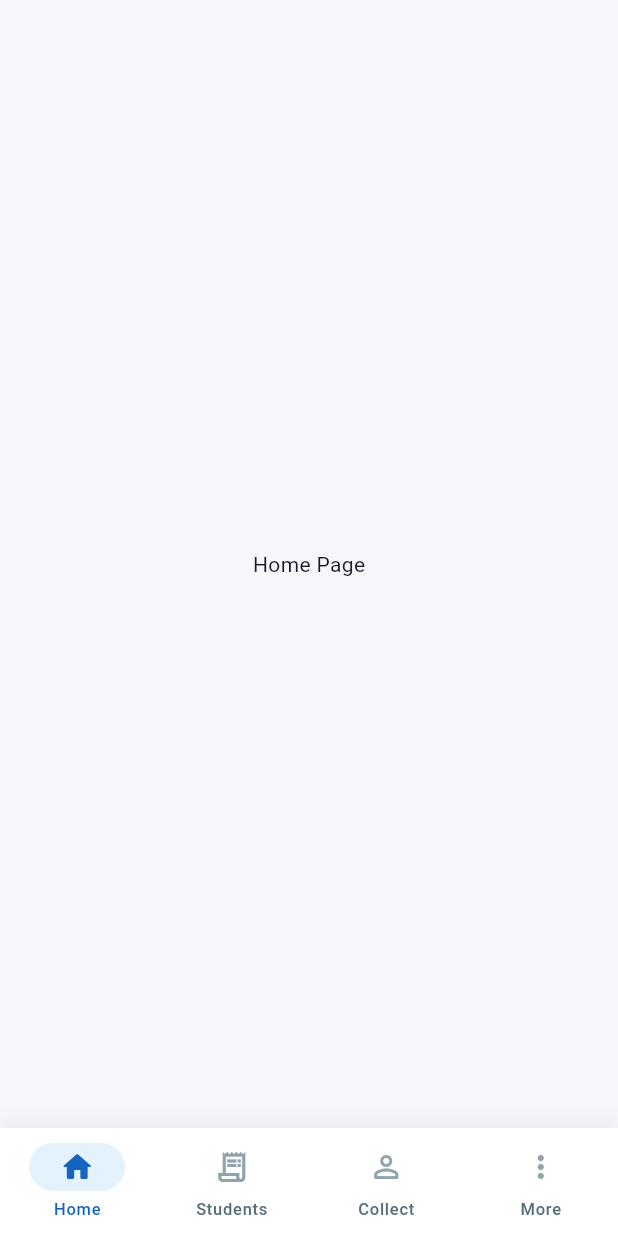
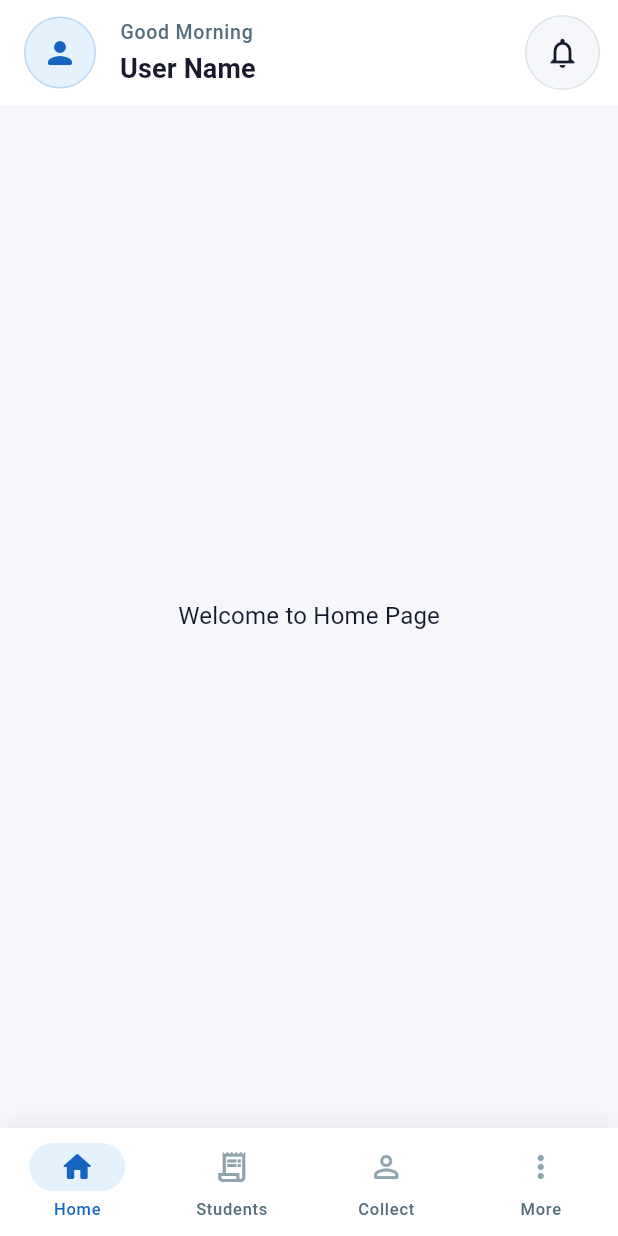
Before and after one commit to Pritam960/climax, a Flutter app: the HomePage screen opened by its route, on a phone screen of 412 x 824 dp. Run offline on Flutter 3.47's test engine with Material 3 defaults, Android fonts, the phone set to English and light mode, and no system bars; our stand-ins replace flutter_riverpod, go_router.

Commit message:
Naya feature add kiya

```diff
--- a/lib/features/home/page/home_page.dart
+++ b/lib/features/home/page/home_page.dart
@@ -1,13 +1,92 @@
 import 'package:flutter/material.dart';
+import '../../../../core/themes/themes.dart';
 
 class HomePage extends StatelessWidget {
   const HomePage({super.key});
 
+  String _getGreeting() {
+    final hour = DateTime.now().hour;
+    if (hour < 12) {
+      return 'Good Morning';
+    }
+    if (hour < 17) {
+      return 'Good Afternoon';
+    }
+    return 'Good Evening';
+  }
+
   @override
   Widget build(BuildContext context) {
-    return const Scaffold(
+    return Scaffold(
+      backgroundColor: AppColors.background,
+      appBar: AppBar(
+        backgroundColor: AppColors.surface,
+        elevation: 0,
+        toolbarHeight: 70,
+        // Left side Profile Icon
+        leadingWidth: 64,
+        leading: Padding(
+          padding: const EdgeInsets.only(left: 16.0, top: 8, bottom: 8),
+          child: Container(
+            decoration: BoxDecoration(
+              shape: BoxShape.circle,
+              color: AppColors.primaryContainer,
+              border: Border.all(color: AppColors.primary.withValues(alpha: 0.2)),
+            ),
+            child: const Icon(
+              Icons.person_rounded,
+              color: AppColors.primary,
+            ),
+          ),
+        ),
+        // Greeting & Name
+        title: Column(
+          crossAxisAlignment: CrossAxisAlignment.start,
+          mainAxisAlignment: MainAxisAlignment.center,
+          children: [
+            Text(
+              _getGreeting(),
+              style: AppTextStyles.labelMedium.copyWith(
+                color: AppColors.textSecondary,
+              ),
+            ),
+            const SizedBox(height: 2),
+            Text(
+              'User Name', // TODO: Fetch dynamic user name
+              style: AppTextStyles.titleMedium.copyWith(
+                fontWeight: FontWeight.bold,
+              ),
+            ),
+          ],
+        ),
+        // Notification Icon
+        actions: [
+          Padding(
+            padding: const EdgeInsets.only(right: 12.0),
+            child: Container(
+              decoration: BoxDecoration(
+                shape: BoxShape.circle,
+                color: AppColors.background,
+                border: Border.all(color: AppColors.border),
+              ),
+              child: IconButton(
+                icon: const Icon(
+                  Icons.notifications_outlined,
+                  color: AppColors.textPrimary,
+                ),
+                onPressed: () {
+                  // TODO: Handle notification tap
+                },
+              ),
+            ),
+          ),
+        ],
+      ),
       body: Center(
-        child: Text('Home Page'),
+        child: Text(
+          'Welcome to Home Page',
+          style: AppTextStyles.bodyLarge,
+        ),
       ),
     );
   }
```
